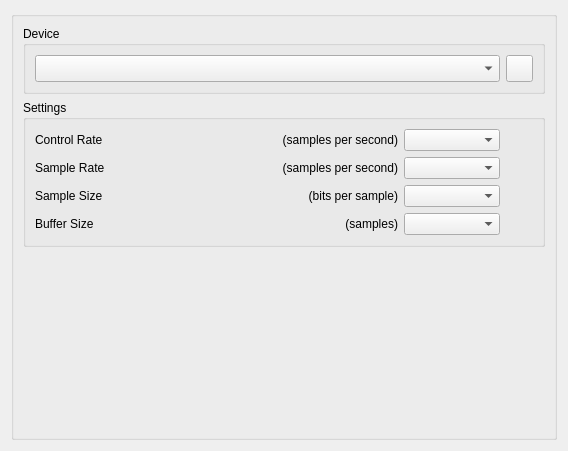
Qt form src/plugins/ac_audioengine/dialogs/ac_audioenginedialog.ui (andy-fillebrown/audiocarver) before a commit.
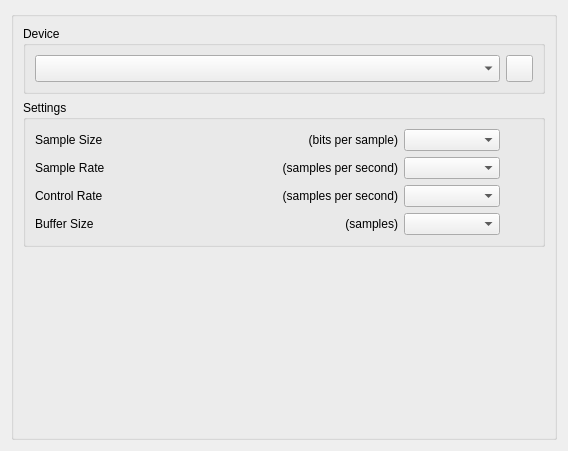
The same form after that commit. Icons and pictures are not drawn.

Commit message: change order of audio engine dialog ui combo boxes

Diff of the .ui file:
```diff
--- a/src/plugins/ac_audioengine/dialogs/ac_audioenginedialog.ui
+++ b/src/plugins/ac_audioengine/dialogs/ac_audioenginedialog.ui
@@ -87,180 +87,6 @@
          <string>Settings</string>
         </property>
         <layout class="QVBoxLayout">
-         <item>
-          <layout class="QHBoxLayout" name="controlRateLayout" stretch="0,0,0,0,0">
-           <property name="spacing">
-            <number>6</number>
-           </property>
-           <item>
-            <widget class="QLabel" name="controlRateLabel">
-             <property name="sizePolicy">
-              <sizepolicy hsizetype="Minimum" vsizetype="Fixed">
-               <horstretch>0</horstretch>
-               <verstretch>0</verstretch>
-              </sizepolicy>
-             </property>
-             <property name="minimumSize">
-              <size>
-               <width>0</width>
-               <height>0</height>
-              </size>
-             </property>
-             <property name="text">
-              <string>Control Rate</string>
-             </property>
-            </widget>
-           </item>
-           <item>
-            <spacer name="controlRateSpacer">
-             <property name="orientation">
-              <enum>Qt::Horizontal</enum>
-             </property>
-             <property name="sizeHint" stdset="0">
-              <size>
-               <width>40</width>
-               <height>20</height>
-              </size>
-             </property>
-            </spacer>
-           </item>
-           <item>
-            <widget class="QLabel" name="controlRateLabel_2">
-             <property name="sizePolicy">
-              <sizepolicy hsizetype="Minimum" vsizetype="Fixed">
-               <horstretch>0</horstretch>
-               <verstretch>0</verstretch>
-              </sizepolicy>
-             </property>
-             <property name="text">
-              <string>(samples per second)</string>
-             </property>
-             <property name="alignment">
-              <set>Qt::AlignRight|Qt::AlignTrailing|Qt::AlignVCenter</set>
-             </property>
-            </widget>
-           </item>
-           <item>
-            <widget class="QComboBox" name="controlRateComboBox">
-             <property name="sizePolicy">
-              <sizepolicy hsizetype="Fixed" vsizetype="Fixed">
-               <horstretch>0</horstretch>
-               <verstretch>0</verstretch>
-              </sizepolicy>
-             </property>
-             <property name="minimumSize">
-              <size>
-               <width>96</width>
-               <height>0</height>
-              </size>
-             </property>
-            </widget>
-           </item>
-           <item>
-            <spacer name="controlRateSpacer_2">
-             <property name="orientation">
-              <enum>Qt::Horizontal</enum>
-             </property>
-             <property name="sizeType">
-              <enum>QSizePolicy::Fixed</enum>
-             </property>
-             <property name="sizeHint" stdset="0">
-              <size>
-               <width>33</width>
-               <height>20</height>
-              </size>
-             </property>
-            </spacer>
-           </item>
-          </layout>
-         </item>
-         <item>
-          <layout class="QHBoxLayout" name="sampleRateLayout" stretch="0,0,0,0,0">
-           <property name="spacing">
-            <number>6</number>
-           </property>
-           <item>
-            <widget class="QLabel" name="sampleRateLabel">
-             <property name="sizePolicy">
-              <sizepolicy hsizetype="Minimum" vsizetype="Fixed">
-               <horstretch>0</horstretch>
-               <verstretch>0</verstretch>
-              </sizepolicy>
-             </property>
-             <property name="minimumSize">
-              <size>
-               <width>0</width>
-               <height>0</height>
-              </size>
-             </property>
-             <property name="text">
-              <string>Sample Rate</string>
-             </property>
-            </widget>
-           </item>
-           <item>
-            <spacer name="sampleRateSpacer">
-             <property name="orientation">
-              <enum>Qt::Horizontal</enum>
-             </property>
-             <property name="sizeHint" stdset="0">
-              <size>
-               <width>40</width>
-               <height>20</height>
-              </size>
-             </property>
-            </spacer>
-           </item>
-           <item>
-            <widget class="QLabel" name="sampleRateLabel_2">
-             <property name="sizePolicy">
-              <sizepolicy hsizetype="Minimum" vsizetype="Fixed">
-               <horstretch>0</horstretch>
-               <verstretch>0</verstretch>
-              </sizepolicy>
-             </property>
-             <property name="text">
-              <string>(samples per second)</string>
-             </property>
-             <property name="alignment">
-              <set>Qt::AlignRight|Qt::AlignTrailing|Qt::AlignVCenter</set>
-             </property>
-            </widget>
-           </item>
-           <item>
-            <widget class="QComboBox" name="sampleRateComboBox">
-             <property name="sizePolicy">
-              <sizepolicy hsizetype="Fixed" vsizetype="Fixed">
-               <horstretch>0</horstretch>
-               <verstretch>0</verstretch>
-              </sizepolicy>
-             </property>
-             <property name="minimumSize">
-              <size>
-               <width>96</width>
-               <height>0</height>
-              </size>
-             </property>
-            </widget>
-           </item>
-           <item>
-            <spacer name="sampleRateSpacer_2">
-             <property name="orientation">
-              <enum>Qt::Horizontal</enum>
-             </property>
-             <property name="sizeType">
-              <enum>QSizePolicy::Fixed</enum>
-             </property>
-             <property name="sizeHint" stdset="0">
-              <size>
-               <width>33</width>
-               <height>20</height>
-              </size>
-             </property>
-            </spacer>
-           </item>
-          </layout>
-         </item>
          <item>
           <layout class="QHBoxLayout" name="sampleSizeLayout" stretch="0,0,0,0,0">
            <property name="spacing">
@@ -348,6 +174,180 @@
            </item>
           </layout>
          </item>
+         <item>
+          <layout class="QHBoxLayout" name="sampleRateLayout" stretch="0,0,0,0,0">
+           <property name="spacing">
+            <number>6</number>
+           </property>
+           <item>
+            <widget class="QLabel" name="sampleRateLabel">
+             <property name="sizePolicy">
+              <sizepolicy hsizetype="Minimum" vsizetype="Fixed">
+               <horstretch>0</horstretch>
+               <verstretch>0</verstretch>
+              </sizepolicy>
+             </property>
+             <property name="minimumSize">
+              <size>
+               <width>0</width>
+               <height>0</height>
+              </size>
+             </property>
+             <property name="text">
+              <string>Sample Rate</string>
+             </property>
+            </widget>
+           </item>
+           <item>
+            <spacer name="sampleRateSpacer">
+             <property name="orientation">
+              <enum>Qt::Horizontal</enum>
+             </property>
+             <property name="sizeHint" stdset="0">
+              <size>
+               <width>40</width>
+               <height>20</height>
+              </size>
+             </property>
+            </spacer>
+           </item>
+           <item>
+            <widget class="QLabel" name="sampleRateLabel_2">
+             <property name="sizePolicy">
+              <sizepolicy hsizetype="Minimum" vsizetype="Fixed">
+               <horstretch>0</horstretch>
+               <verstretch>0</verstretch>
+              </sizepolicy>
+             </property>
+             <property name="text">
+              <string>(samples per second)</string>
+             </property>
+             <property name="alignment">
+              <set>Qt::AlignRight|Qt::AlignTrailing|Qt::AlignVCenter</set>
+             </property>
+            </widget>
+           </item>
+           <item>
+            <widget class="QComboBox" name="sampleRateComboBox">
+             <property name="sizePolicy">
+              <sizepolicy hsizetype="Fixed" vsizetype="Fixed">
+               <horstretch>0</horstretch>
+               <verstretch>0</verstretch>
+              </sizepolicy>
+             </property>
+             <property name="minimumSize">
+              <size>
+               <width>96</width>
+               <height>0</height>
+              </size>
+             </property>
+            </widget>
+           </item>
+           <item>
+            <spacer name="sampleRateSpacer_2">
+             <property name="orientation">
+              <enum>Qt::Horizontal</enum>
+             </property>
+             <property name="sizeType">
+              <enum>QSizePolicy::Fixed</enum>
+             </property>
+             <property name="sizeHint" stdset="0">
+              <size>
+               <width>33</width>
+               <height>20</height>
+              </size>
+             </property>
+            </spacer>
+           </item>
+          </layout>
+         </item>
+         <item>
+          <layout class="QHBoxLayout" name="controlRateLayout" stretch="0,0,0,0,0">
+           <property name="spacing">
+            <number>6</number>
+           </property>
+           <item>
+            <widget class="QLabel" name="controlRateLabel">
+             <property name="sizePolicy">
+              <sizepolicy hsizetype="Minimum" vsizetype="Fixed">
+               <horstretch>0</horstretch>
+               <verstretch>0</verstretch>
+              </sizepolicy>
+             </property>
+             <property name="minimumSize">
+              <size>
+               <width>0</width>
+               <height>0</height>
+              </size>
+             </property>
+             <property name="text">
+              <string>Control Rate</string>
+             </property>
+            </widget>
+           </item>
+           <item>
+            <spacer name="controlRateSpacer">
+             <property name="orientation">
+              <enum>Qt::Horizontal</enum>
+             </property>
+             <property name="sizeHint" stdset="0">
+              <size>
+               <width>40</width>
+               <height>20</height>
+              </size>
+             </property>
+            </spacer>
+           </item>
+           <item>
+            <widget class="QLabel" name="controlRateLabel_2">
+             <property name="sizePolicy">
+              <sizepolicy hsizetype="Minimum" vsizetype="Fixed">
+               <horstretch>0</horstretch>
+               <verstretch>0</verstretch>
+              </sizepolicy>
+             </property>
+             <property name="text">
+              <string>(samples per second)</string>
+             </property>
+             <property name="alignment">
+              <set>Qt::AlignRight|Qt::AlignTrailing|Qt::AlignVCenter</set>
+             </property>
+            </widget>
+           </item>
+           <item>
+            <widget class="QComboBox" name="controlRateComboBox">
+             <property name="sizePolicy">
+              <sizepolicy hsizetype="Fixed" vsizetype="Fixed">
+               <horstretch>0</horstretch>
+               <verstretch>0</verstretch>
+              </sizepolicy>
+             </property>
+             <property name="minimumSize">
+              <size>
+               <width>96</width>
+               <height>0</height>
+              </size>
+             </property>
+            </widget>
+           </item>
+           <item>
+            <spacer name="controlRateSpacer_2">
+             <property name="orientation">
+              <enum>Qt::Horizontal</enum>
+             </property>
+             <property name="sizeType">
+              <enum>QSizePolicy::Fixed</enum>
+             </property>
+             <property name="sizeHint" stdset="0">
+              <size>
+               <width>33</width>
+               <height>20</height>
+              </size>
+             </property>
+            </spacer>
+           </item>
+          </layout>
+         </item>
          <item>
           <layout class="QHBoxLayout" name="bufferSizeLayout" stretch="0,0,0,0,0">
            <property name="spacing">
```
